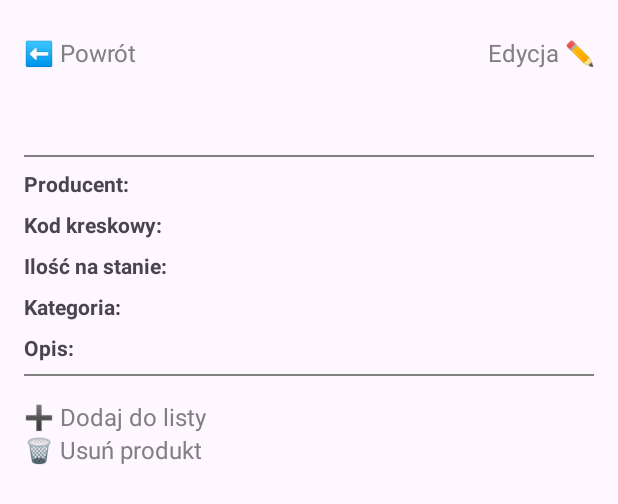
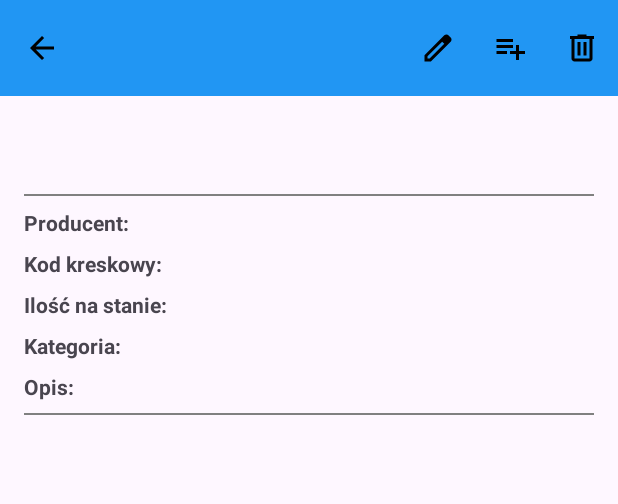
Before and after one commit to lbasista/Magazynex, an Android app: the layout activity_product_details.xml on its own in the app's theme, with its tools: preview values and no code run, on a phone screen of 412 x 824 dp. Shown: the top 504 px of the screen. Run offline under Robolectric (Android 15) with nearby library versions, the phone set to English and light mode, and no system bars.

Commit message:
refactor(ui): migrate product details screen to Material 3 AppBar with menu actions
    Removed legacy text-based buttons ("➕ Dodaj", "🗑️ Usuń", "⬅️ Powrót", "✏️ Edytuj") from layout

    Introduced MaterialToolbar with navigation icon and contextual action menu (edit, delete, add to list)

    Replaced old click listeners on removed views with toolbar menu callbacks

```diff
--- a/app/src/main/java/pl/lbasista/magazynex/ui/addproduct/AddProductFragment.java
+++ b/app/src/main/java/pl/lbasista/magazynex/ui/addproduct/AddProductFragment.java
@@ -187,7 +187,7 @@ public class AddProductFragment extends Fragment {
         String productName = editTextName.getText().toString().trim();
         String producer = editTextProducer.getText().toString().trim();
         String quantityText = editTextQuantity.getText().toString().trim();
-        String description = editTextDescription.getText().toString().trim();
+        String description = (editTextDescription != null) ? editTextDescription.getText().toString().trim() : "";
 
         String barcode = barcodeInput.isEmpty() ? null : barcodeInput;
 
--- /dev/null
+++ b/app/src/main/res/drawable/ic_arrow_back.xml
@@ -0,0 +1,5 @@
+<vector xmlns:android="http://schemas.android.com/apk/res/android" android:autoMirrored="true" android:height="24dp" android:tint="#000000" android:viewportHeight="960" android:viewportWidth="960" android:width="24dp">
+
+    <path android:fillColor="@android:color/white" android:pathData="M313,520L537,744L480,800L160,480L480,160L537,216L313,440L800,440L800,520L313,520Z"/>
+
+</vector>
--- /dev/null
+++ b/app/src/main/res/drawable/ic_bin.xml
@@ -0,0 +1,5 @@
+<vector xmlns:android="http://schemas.android.com/apk/res/android" android:height="24dp" android:tint="#000000" android:viewportHeight="960" android:viewportWidth="960" android:width="24dp">
+
+    <path android:fillColor="@android:color/white" android:pathData="M280,840Q247,840 223.5,816.5Q200,793 200,760L200,240L160,240L160,160L360,160L360,120L600,120L600,160L800,160L800,240L760,240L760,760Q760,793 736.5,816.5Q713,840 680,840L280,840ZM680,240L280,240L280,760Q280,760 280,760Q280,760 280,760L680,760Q680,760 680,760Q680,760 680,760L680,240ZM360,680L440,680L440,320L360,320L360,680ZM520,680L600,680L600,320L520,320L520,680ZM280,240L280,240L280,760Q280,760 280,760Q280,760 280,760L280,760Q280,760 280,760Q280,760 280,760L280,240Z"/>
+
+</vector>
--- /dev/null
+++ b/app/src/main/res/drawable/ic_list_add.xml
@@ -0,0 +1,5 @@
+<vector xmlns:android="http://schemas.android.com/apk/res/android" android:height="24dp" android:tint="#000000" android:viewportHeight="960" android:viewportWidth="960" android:width="24dp">
+
+    <path android:fillColor="@android:color/white" android:pathData="M120,640L120,560L400,560L400,640L120,640ZM120,480L120,400L560,400L560,480L120,480ZM120,320L120,240L560,240L560,320L120,320ZM640,800L640,640L480,640L480,560L640,560L640,400L720,400L720,560L880,560L880,640L720,640L720,800L640,800Z"/>
+
+</vector>
--- /dev/null
+++ b/app/src/main/res/drawable/ic_pen.xml
@@ -0,0 +1,5 @@
+<vector xmlns:android="http://schemas.android.com/apk/res/android" android:height="24dp" android:tint="#000000" android:viewportHeight="960" android:viewportWidth="960" android:width="24dp">
+
+    <path android:fillColor="@android:color/white" android:pathData="M200,760L257,760L648,369L591,312L200,703L200,760ZM120,840L120,670L648,143Q660,132 674.5,126Q689,120 705,120Q721,120 736,126Q751,132 762,144L817,200Q829,211 834.5,226Q840,241 840,256Q840,272 834.5,286.5Q829,301 817,313L290,840L120,840ZM760,256L760,256L704,200L704,200L760,256ZM619,341L591,312L591,312L648,369L648,369L619,341Z"/>
+
+</vector>
--- a/app/src/main/res/layout/activity_more_details.xml
+++ b/app/src/main/res/layout/activity_more_details.xml
@@ -63,6 +63,5 @@
         app:icon="@drawable/ic_camera"
         style="@style/Widget.Material3.Button.OutlinedButton"
         android:textColor="?attr/colorSecondary"
-        app:iconTint="?attr/colorSecondary"
-        android:layout_marginBottom="14dp"/>
+        app:iconTint="?attr/colorSecondary"/>
 </LinearLayout>
--- a/app/src/main/res/layout/activity_product_details.xml
+++ b/app/src/main/res/layout/activity_product_details.xml
@@ -1,4 +1,24 @@
 <?xml version="1.0" encoding="utf-8"?>
+<LinearLayout xmlns:android="http://schemas.android.com/apk/res/android"
+    xmlns:app="http://schemas.android.com/apk/res-auto"
+    android:layout_width="match_parent"
+    android:layout_height="match_parent"
+    android:orientation="vertical">
+
+    <com.google.android.material.appbar.AppBarLayout
+        android:layout_width="match_parent"
+        android:layout_height="wrap_content">
+
+        <com.google.android.material.appbar.MaterialToolbar
+            android:layout_width="match_parent"
+            android:layout_height="?attr/actionBarSize"
+            android:id="@+id/appBarProductDetails"
+            android:background="?attr/colorPrimary"
+            android:theme="@style/Widget.Material3.Toolbar"
+            app:navigationIcon="@drawable/ic_arrow_back"
+            app:menu="@menu/product_details_menu"/>
+    </com.google.android.material.appbar.AppBarLayout>
+
     <ScrollView xmlns:android="http://schemas.android.com/apk/res/android"
         android:layout_width="match_parent"
         android:layout_height="match_parent">
@@ -8,40 +28,6 @@
             android:layout_height="wrap_content"
             android:orientation="vertical"
             android:padding="16dp">
-
-        <LinearLayout
-            android:layout_width="match_parent"
-            android:layout_height="wrap_content"
-            android:orientation="horizontal">
-
-            <TextView
-                android:layout_width="0dp"
-                android:layout_height="wrap_content"
-                android:layout_weight="1"
-                android:text="⬅️ Powrót"
-                android:clickable="true"
-                android:focusable="true"
-                android:gravity="left"
-                android:id="@+id/tvBack"
-                android:textSize="16sp"
-                android:textColor="@color/gray"
-                android:layout_marginTop="8dp"
-                android:layout_marginBottom="8dp"/>
-
-            <TextView
-                android:layout_width="0dp"
-                android:layout_height="wrap_content"
-                android:layout_weight="1"
-                android:text="Edycja ✏️"
-                android:clickable="true"
-                android:focusable="true"
-                android:gravity="right"
-                android:id="@+id/tvEdit"
-                android:textSize="16sp"
-                android:textColor="@color/gray"
-                android:layout_marginTop="8dp"
-                android:layout_marginBottom="8dp"/>
-        </LinearLayout>
 
             <ImageView
                 android:layout_width="match_parent"
@@ -177,28 +163,6 @@
                 android:visibility="gone"
                 android:textSize="16sp"
                 android:layout_marginTop="8dp"/>
-
-        <TextView
-            android:layout_width="wrap_content"
-            android:layout_height="wrap_content"
-            android:text="➕ Dodaj do listy"
-            android:clickable="true"
-            android:focusable="true"
-            android:gravity="left"
-            android:id="@+id/tvAddToOrder"
-            android:textSize="16sp"
-            android:textColor="@color/gray"
-            android:layout_marginTop="8dp"/>
-
-        <TextView
-            android:layout_width="wrap_content"
-            android:layout_height="wrap_content"
-            android:id="@+id/buttonDeleteProduct"
-            android:text="🗑️ Usuń produkt"
-            android:clickable="true"
-            android:focusable="true"
-            android:gravity="left"
-            android:textSize="16sp"
-            android:textColor="@color/gray"/>
         </LinearLayout>
     </ScrollView>
+</LinearLayout>
--- /dev/null
+++ b/app/src/main/res/menu/product_details_menu.xml
@@ -0,0 +1,19 @@
+<?xml version="1.0" encoding="utf-8"?>
+<menu xmlns:android="http://schemas.android.com/apk/res/android"
+    xmlns:app="http://schemas.android.com/apk/res-auto">
+    <item android:id="@+id/prodEdit"
+        android:title="Edytuj"
+        android:icon="@drawable/ic_pen"
+        app:showAsAction="always"/>
+
+    <item android:id="@+id/prodAddList"
+        android:title="Dodaj do listy"
+        android:icon="@drawable/ic_list_add"
+        app:showAsAction="always"/>
+
+    <item android:id="@+id/prodRemove"
+        android:title="Usuń produkt"
+        android:icon="@drawable/ic_bin"
+        app:showAsAction="always"
+        android:iconTint="@color/design_default_color_error"/>
+</menu>
```
Lines whose indentation alone changed are shown as unchanged.
